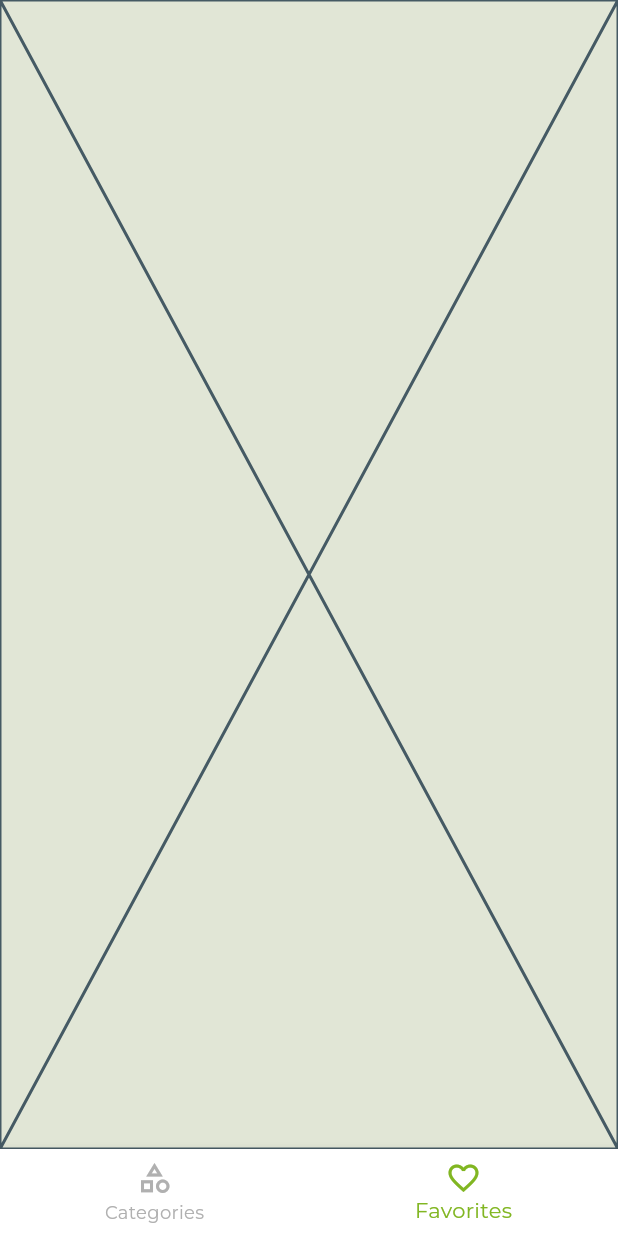
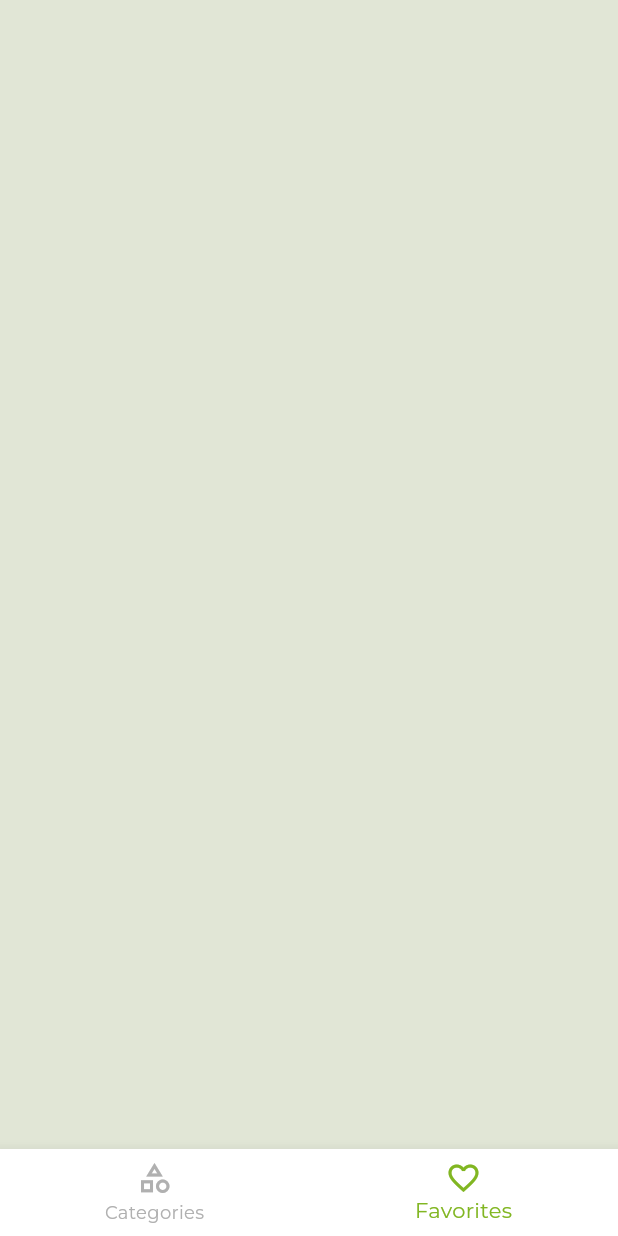
Before and after one commit to Anndderssonn/Spoonie, a Flutter app: the screen it shows after launch, item 2 of the bottom bar chosen, on a phone screen of 412 x 824 dp. Run offline on Flutter 3.47's test engine with Material 3 defaults, Android fonts, the phone set to English and light mode, and no system bars; our stand-ins replace flutter_riverpod, go_router, google_fonts, transparent_image.

Commit message:
feat: Add favorite meals in memory state provider

```diff
--- /dev/null
+++ b/lib/presentation/providers/meals/favorites_meals_provider.dart
@@ -0,0 +1,21 @@
+import 'package:flutter_riverpod/flutter_riverpod.dart';
+import 'package:spoonie/domain/entities/entities.dart';
+
+final favoriteMealsProvider =
+    StateNotifierProvider<FavoritesMealsNotifierController, List<Meal>>(
+      (ref) => FavoritesMealsNotifierController(),
+    );
+
+class FavoritesMealsNotifierController extends StateNotifier<List<Meal>> {
+  FavoritesMealsNotifierController() : super([]);
+
+  void toggleFavorite(Meal meal) {
+    final isFavorite = state.contains(meal);
+    if (isFavorite) {
+      state.remove(meal);
+      state = [...state];
+    } else {
+      state = [...state, meal];
+    }
+  }
+}
--- a/lib/presentation/providers/providers.dart
+++ b/lib/presentation/providers/providers.dart
@@ -1,5 +1,6 @@
 export 'categories/categories_provider.dart';
 export 'categories/categories_repository_provider.dart';
+export 'meals/favorites_meals_provider.dart';
 export 'meals/meal_detail_provider.dart';
 export 'meals/meals_provider.dart';
 export 'meals/meals_repository_provider.dart';
--- a/lib/presentation/views/favorites/favorites_view.dart
+++ b/lib/presentation/views/favorites/favorites_view.dart
@@ -1,10 +1,24 @@
 import 'package:flutter/material.dart';
+import 'package:flutter_riverpod/flutter_riverpod.dart';
+import 'package:spoonie/presentation/providers/providers.dart';
 
-class FavoritesView extends StatelessWidget {
+class FavoritesView extends ConsumerStatefulWidget {
   const FavoritesView({super.key});
 
   @override
+  FavoritesViewState createState() => FavoritesViewState();
+}
+
+class FavoritesViewState extends ConsumerState<FavoritesView> {
+  @override
   Widget build(BuildContext context) {
-    return const Placeholder();
+    final favoriteMeals = ref.watch(favoriteMealsProvider);
+
+    return Center(
+      child: ListView.builder(
+        itemCount: favoriteMeals.length,
+        itemBuilder: (context, index) => Text(favoriteMeals[index].title),
+      ),
+    );
   }
 }
```
Also changed, not shown: lib/presentation/screens/meals/meal_detail_screen.dart (+6 -1 lines).
